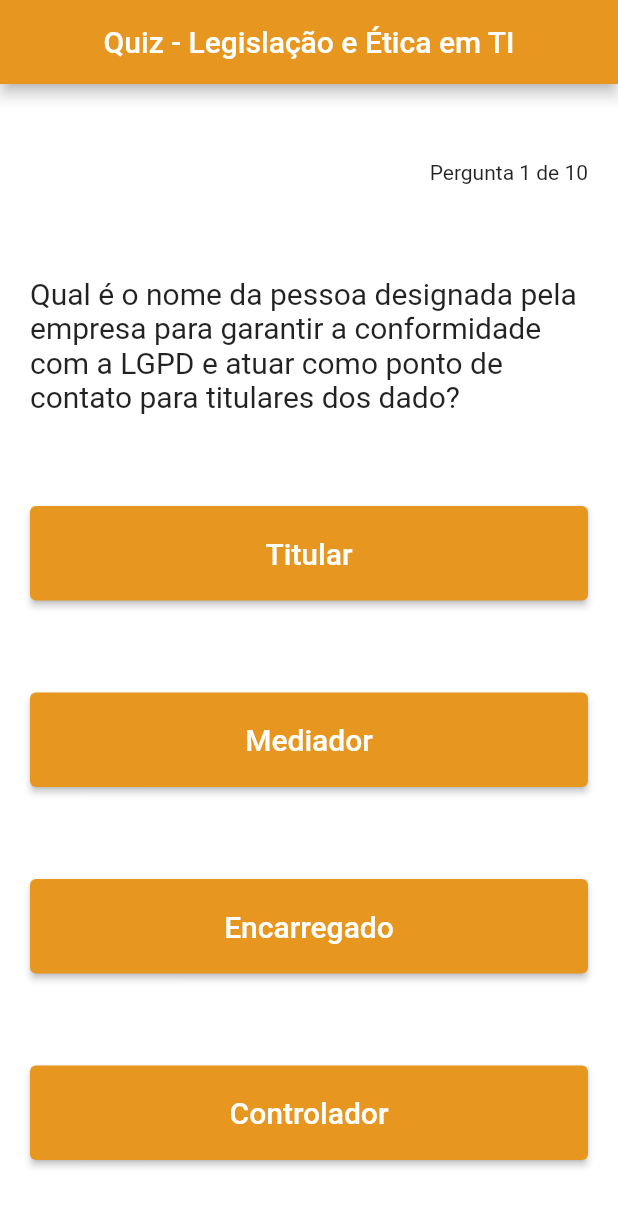
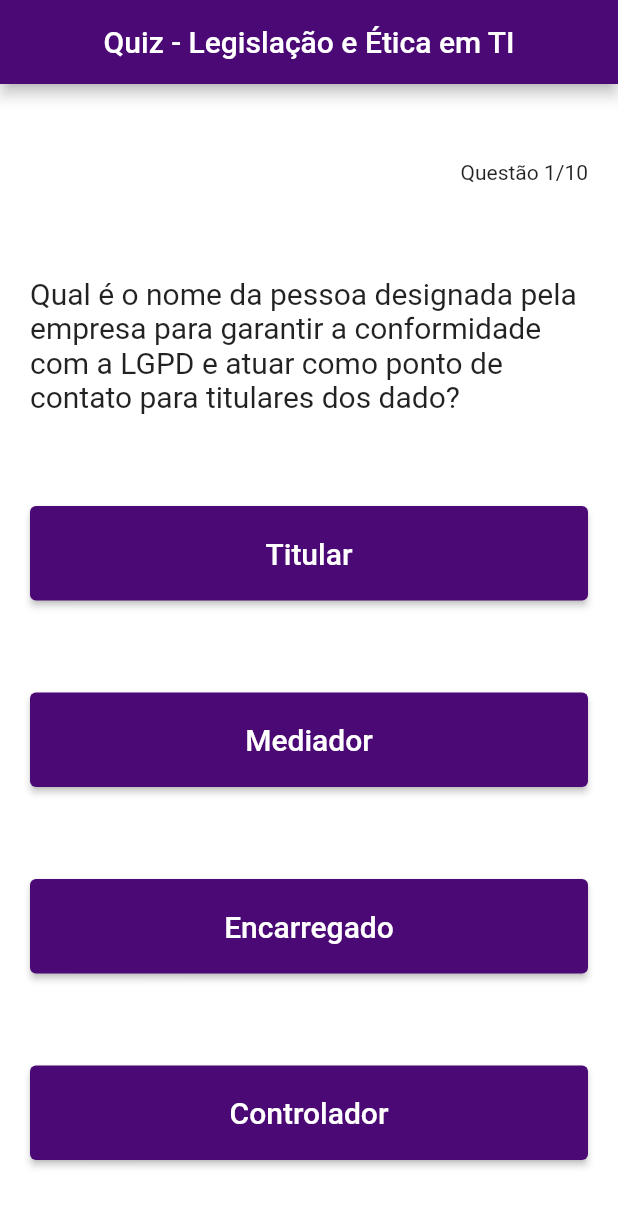
Before and after one commit to NiveaStelmam/QuizApp, a Flutter app: the screen it shows after launch, after a tap on "Jogar", on a phone screen of 412 x 824 dp. Shown: the top 1207 px of the screen. Run offline on Flutter 3.47's test engine with Material 2 defaults, Android fonts, the phone set to English and light mode, and no system bars.

Commit message:
mudança no logo e na cor

```diff
--- a/lib/homepage.dart
+++ b/lib/homepage.dart
@@ -10,8 +10,7 @@ class Homepage extends StatelessWidget {
         backgroundColor:
             Colors.white, // cor do fundo do app - Color(0xFF4A0975)
         appBar: AppBar(
-          backgroundColor:
-              Color.fromARGB(255, 231, 151, 31), // cor da barra de navegação
+          backgroundColor: Color(0xFF4A0975), // cor da barra de navegação
           title: Center(child: Text('Quiz - Legislação e Ética em TI')),
         ),
         body: Padding(
@@ -20,7 +19,7 @@ class Homepage extends StatelessWidget {
             child: Column(
               mainAxisAlignment: MainAxisAlignment.spaceEvenly,
               children: [
-                Image.asset('assets/images/quiz.png'),
+                Image.asset('assets/images/logo.png'),
                 SizedBox(
                   width: double.infinity,
                   child: ElevatedButton(
@@ -30,8 +29,7 @@ class Homepage extends StatelessWidget {
                     },
                     child: Text('Jogar', style: TextStyle(fontSize: 30)),
                     style: ElevatedButton.styleFrom(
-                        backgroundColor:
-                            Color.fromARGB(255, 231, 151, 31), // cor do botão
+                        backgroundColor: Color(0xFF4A0975), // cor do botão
                         padding: EdgeInsets.fromLTRB(20, 20, 20, 20)),
                   ),
                 )
--- a/lib/quiz.dart
+++ b/lib/quiz.dart
@@ -171,8 +171,7 @@ class _QuizState extends State<Quiz> {
         backgroundColor:
             Colors.white, // cor do fundo do app - Color(0xFF4A0975)
         appBar: AppBar(
-          backgroundColor:
-              Color.fromARGB(255, 231, 151, 31), // cor da barra de navegação -
+          backgroundColor: Color(0xFF4A0975), // cor da barra de navegação -
           title: Center(child: Text('Quiz - Legislação e Ética em TI')),
         ),
         body: Padding(
@@ -182,7 +181,7 @@ class _QuizState extends State<Quiz> {
             children: [
               Align(
                   alignment: Alignment.topRight,
-                  child: Text("Pergunta $perguntaNumero de 10")),
+                  child: Text("Questão $perguntaNumero/10")),
               Text("" + quiz[perguntaNumero - 1]['pergunta'],
                   style: TextStyle(fontSize: 20)),
               SizedBox(
@@ -195,8 +194,7 @@ class _QuizState extends State<Quiz> {
                   child: Text(quiz[perguntaNumero - 1]['respostas'][0],
                       style: TextStyle(fontSize: 20)),
                   style: ElevatedButton.styleFrom(
-                    backgroundColor:
-                        const Color.fromARGB(255, 231, 151, 31), // cor do botão
+                    backgroundColor: Color(0xFF4A0975), // cor do botão
                     padding: EdgeInsets.fromLTRB(100, 20, 100, 20),
                   ),
                 ),
@@ -211,8 +209,7 @@ class _QuizState extends State<Quiz> {
                   child: Text(quiz[perguntaNumero - 1]['respostas'][1],
                       style: TextStyle(fontSize: 20)),
                   style: ElevatedButton.styleFrom(
-                      backgroundColor: const Color.fromARGB(
-                          255, 231, 151, 31), // cor do botão
+                      backgroundColor: const Color(0xFF4A0975), // cor do botão
                       padding: const EdgeInsets.fromLTRB(100, 20, 100, 20)),
                 ),
               ),
@@ -226,8 +223,7 @@ class _QuizState extends State<Quiz> {
                   child: Text(quiz[perguntaNumero - 1]['respostas'][2],
                       style: TextStyle(fontSize: 20)),
                   style: ElevatedButton.styleFrom(
-                      backgroundColor:
-                          Color.fromARGB(255, 231, 151, 31), // cor do botão
+                      backgroundColor: Color(0xFF4A0975), // cor do botão
                       padding: EdgeInsets.fromLTRB(100, 20, 100, 20)),
                 ),
               ),
@@ -241,8 +237,7 @@ class _QuizState extends State<Quiz> {
                   child: Text(quiz[perguntaNumero - 1]['respostas'][3],
                       style: TextStyle(fontSize: 20)),
                   style: ElevatedButton.styleFrom(
-                      backgroundColor:
-                          Color.fromARGB(255, 231, 151, 31), // cor do botão
+                      backgroundColor: Color(0xFF4A0975), // cor do botão
                       padding: EdgeInsets.fromLTRB(100, 20, 100, 20)),
                 ),
               ),
--- a/lib/resultados.dart
+++ b/lib/resultados.dart
@@ -19,8 +19,7 @@ class Resultado extends StatelessWidget {
         backgroundColor:
             Colors.white, // cor do fundo do app - Color(0xFF4A0975)
         appBar: AppBar(
-          backgroundColor:
-              Color.fromARGB(255, 231, 151, 31), // cor da barra de navegação
+          backgroundColor: Color(0xFF4A0975), // cor da barra de navegação
           title: Center(child: Text('Quiz - Legislação e Ética em TI')),
         ),
         body: Padding(
@@ -46,8 +45,7 @@ class Resultado extends StatelessWidget {
                     child:
                         Text('Jogar Novamente', style: TextStyle(fontSize: 30)),
                     style: ElevatedButton.styleFrom(
-                        backgroundColor:
-                            Color.fromARGB(255, 231, 151, 31), // cor do botão
+                        backgroundColor: Color(0xFF4A0975), // cor do botão
                         padding: EdgeInsets.fromLTRB(20, 20, 20, 20)),
                   ),
                 )
--- a/pubspec.yaml
+++ b/pubspec.yaml
@@ -64,7 +64,7 @@ flutter:
   #   - images/a_dot_ham.jpeg
 
   assets:
-    - assets/images/quiz.png
+    - assets/images/logo.png
 
 
   # An image asset can refer to one or more resolution-specific "variants", see
```
Also changed, not shown: assets/images/logo.png (added), assets/images/quiz.png (deleted).
